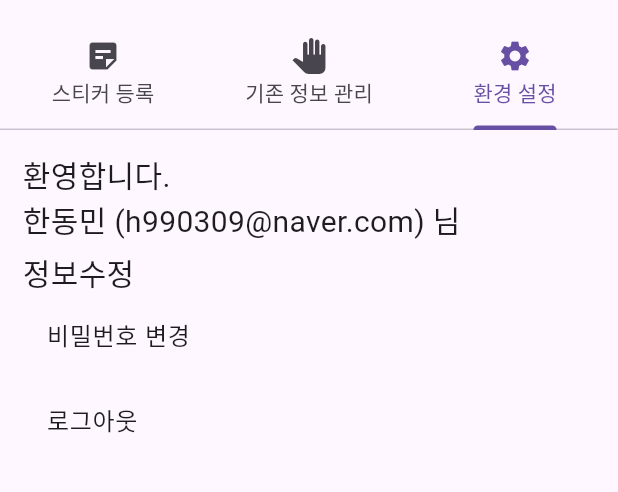
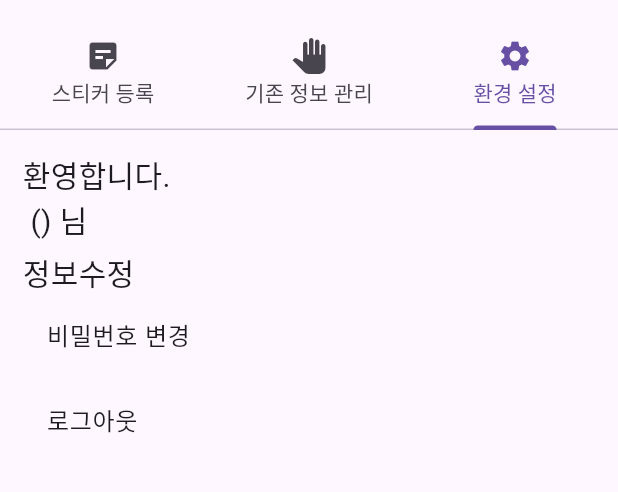
Before and after one commit to SUVID-18/tag_management, a Flutter app: the screen it shows after launch, tab 3 chosen, after a tap on "로그아웃", on a phone screen of 412 x 824 dp, the part 65-557 px from its top. Run offline on Flutter 3.47's test engine with Material 2 defaults, Android fonts, the phone set to English and light mode, and no system bars; our stand-ins replace cloud_firestore, firebase_auth, firebase_core, firebase_dynamic_links, go_router, shared_preferences; missing offline and left inert: nfc_manager; accounts and stored records are empty; generated files the repository leaves out were written again.

Commit message:
#39 설정 뷰모델 연동 초안

```diff
--- a/lib/view/settings.dart
+++ b/lib/view/settings.dart
@@ -1,4 +1,5 @@
 import 'package:flutter/material.dart';
+import 'package:tag_management/viewmodel/settings.dart';
 
 class SettingsPage extends StatefulWidget {
   const SettingsPage({super.key});
@@ -8,12 +9,11 @@ class SettingsPage extends StatefulWidget {
 }
 
 class _SettingsPageState extends State<SettingsPage> {
-  late SettingsViewModel _viewModel;
+  final SettingsViewModel viewModel = SettingsViewModel();
 
   @override
   void initState() {
     super.initState();
-    _viewModel = SettingsViewModel();
   }
 
   @override
@@ -24,7 +24,7 @@ class _SettingsPageState extends State<SettingsPage> {
         crossAxisAlignment: CrossAxisAlignment.start,
         children: [
           const Text('환영합니다.', style: TextStyle(fontSize: 20)),
-          Text('${_viewModel.userName} (${_viewModel.userEmail}) 님',
+          Text('${viewModel.userName} (${viewModel.userEmail}) 님',
               style: const TextStyle(fontSize: 20)),
           const SizedBox(height: 5),
           const Text('정보수정', style: TextStyle(fontSize: 20)),
@@ -36,38 +36,10 @@ class _SettingsPageState extends State<SettingsPage> {
           ),
           ListTile(
             title: const Text('로그아웃'),
-            onTap: () {
-              _viewModel.logout(context);
-            },
+            onTap: () => viewModel.logout(context),
           ),
         ],
       ),
     );
   }
 }
-
-class SettingsViewModel {
-  SettingsViewModel._privateConstructor();
-
-  static final SettingsViewModel _instance =
-      SettingsViewModel._privateConstructor();
-
-  factory SettingsViewModel() => _instance;
-
-  late final String _userName = "한동민";
-
-  /// 실제 사용자 이름으로 변경
-  late final String _userEmail = "h990309@naver.com";
-
-  ///실제 이메일로 변경
-
-  String get userName => _userName;
-
-  String get userEmail => _userEmail;
-
-  void logout(BuildContext context) {
-    /// 로그아웃 로직을 여기에 구현
-    /// 예를 들어, 사용자 데이터 초기화 및 로그인 페이지로 이동
-    Navigator.pushReplacementNamed(context, '/login'); // 로그인 페이지 경로로 변경
-  }
-}
--- a/lib/viewmodel/settings.dart
+++ b/lib/viewmodel/settings.dart
@@ -16,8 +16,8 @@ class SettingsViewModel{
 
   // 설정 페이지에 띄워야 할 정보는 관리자의 아이디, 이름, 로그인 된 상태이다.
   // 추가적인 설정은 필요하면 추가할 예정이므로 그대로 둔다.
-  late final String _userName;
-  late final String _userEmail;
+  late String _userName = '';
+  late String _userEmail = '';
 
   String get userName => _userName;
   String get userEmail => _userEmail;
```
